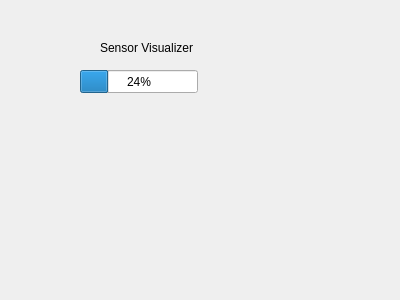
BigMacStorm/PR2_hapticSensorResearch, file rqt_pr2_hand_syntouch_sensor_interface/resource/sensorvisualizer.ui: the form before one commit.
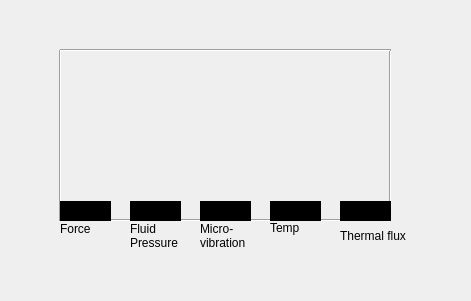
The form after the commit.

Commit message: added sensor visualizer

What changed in the file:
```diff
--- a/rqt_pr2_hand_syntouch_sensor_interface/resource/sensorvisualizer.ui
+++ b/rqt_pr2_hand_syntouch_sensor_interface/resource/sensorvisualizer.ui
@@ -6,37 +6,230 @@
    <rect>
     <x>0</x>
     <y>0</y>
-    <width>400</width>
-    <height>300</height>
+    <width>471</width>
+    <height>301</height>
    </rect>
   </property>
   <property name="windowTitle">
    <string>Dialog</string>
   </property>
-  <widget class="QLabel" name="label">
+  <widget class="Line" name="line">
    <property name="geometry">
     <rect>
-     <x>100</x>
+     <x>50</x>
+     <y>50</y>
+     <width>20</width>
+     <height>171</height>
+    </rect>
+   </property>
+   <property name="orientation">
+    <enum>Qt::Vertical</enum>
+   </property>
+  </widget>
+  <widget class="Line" name="line_2">
+   <property name="geometry">
+    <rect>
+     <x>380</x>
+     <y>50</y>
+     <width>20</width>
+     <height>171</height>
+    </rect>
+   </property>
+   <property name="orientation">
+    <enum>Qt::Vertical</enum>
+   </property>
+  </widget>
+  <widget class="Line" name="line_3">
+   <property name="geometry">
+    <rect>
+     <x>60</x>
      <y>40</y>
-     <width>131</width>
+     <width>331</width>
+     <height>20</height>
+    </rect>
+   </property>
+   <property name="orientation">
+    <enum>Qt::Horizontal</enum>
+   </property>
+  </widget>
+  <widget class="Line" name="line_4">
+   <property name="geometry">
+    <rect>
+     <x>60</x>
+     <y>210</y>
+     <width>331</width>
+     <height>20</height>
+    </rect>
+   </property>
+   <property name="orientation">
+    <enum>Qt::Horizontal</enum>
+   </property>
+  </widget>
+  <widget class="QPushButton" name="ForceBar">
+   <property name="geometry">
+    <rect>
+     <x>60</x>
+     <y>201</y>
+     <width>51</width>
+     <height>20</height>
+    </rect>
+   </property>
+   <property name="styleSheet">
+    <string notr="true">background-color:black;
+border:none;
+</string>
+   </property>
+   <property name="text">
+    <string/>
+   </property>
+  </widget>
+  <widget class="QPushButton" name="FluidPressureBar">
+   <property name="geometry">
+    <rect>
+     <x>130</x>
+     <y>201</y>
+     <width>51</width>
+     <height>20</height>
+    </rect>
+   </property>
+   <property name="styleSheet">
+    <string notr="true">background-color:black;
+border:none;
+</string>
+   </property>
+   <property name="text">
+    <string/>
+   </property>
+  </widget>
+  <widget class="QPushButton" name="MicroVibrationBar">
+   <property name="geometry">
+    <rect>
+     <x>200</x>
+     <y>201</y>
+     <width>51</width>
+     <height>20</height>
+    </rect>
+   </property>
+   <property name="styleSheet">
+    <string notr="true">background-color:black;
+border:none;
+</string>
+   </property>
+   <property name="text">
+    <string/>
+   </property>
+  </widget>
+  <widget class="QPushButton" name="TemperatureBar">
+   <property name="geometry">
+    <rect>
+     <x>270</x>
+     <y>201</y>
+     <width>51</width>
+     <height>20</height>
+    </rect>
+   </property>
+   <property name="styleSheet">
+    <string notr="true">background-color:black;
+border:none;
+</string>
+   </property>
+   <property name="text">
+    <string/>
+   </property>
+  </widget>
+  <widget class="QPushButton" name="ThermalFluxBar">
+   <property name="geometry">
+    <rect>
+     <x>340</x>
+     <y>201</y>
+     <width>51</width>
+     <height>20</height>
+    </rect>
+   </property>
+   <property name="styleSheet">
+    <string notr="true">background-color:black;
+border:none;
+</string>
+   </property>
+   <property name="text">
+    <string/>
+   </property>
+  </widget>
+  <widget class="QLabel" name="label">
+   <property name="geometry">
+    <rect>
+     <x>60</x>
+     <y>220</y>
+     <width>41</width>
+     <height>17</height>
+    </rect>
+   </property>
+   <property name="text">
+    <string>Force</string>
+   </property>
+  </widget>
+  <widget class="QLabel" name="label_2">
+   <property name="geometry">
+    <rect>
+     <x>130</x>
+     <y>220</y>
+     <width>61</width>
+     <height>31</height>
+    </rect>
+   </property>
+   <property name="text">
+    <string>Fluid Pressure</string>
+   </property>
+   <property name="wordWrap">
+    <bool>true</bool>
+   </property>
+  </widget>
+  <widget class="QLabel" name="label_3">
+   <property name="geometry">
+    <rect>
+     <x>200</x>
+     <y>220</y>
+     <width>61</width>
+     <height>31</height>
+    </rect>
+   </property>
+   <property name="text">
+    <string>Micro- vibration</string>
+   </property>
+   <property name="wordWrap">
+    <bool>true</bool>
+   </property>
+  </widget>
+  <widget class="QLabel" name="label_4">
+   <property name="geometry">
+    <rect>
+     <x>270</x>
+     <y>220</y>
+     <width>51</width>
      <height>16</height>
     </rect>
    </property>
    <property name="text">
-    <string>Sensor Visualizer</string>
+    <string>Temp</string>
+   </property>
+   <property name="wordWrap">
+    <bool>true</bool>
    </property>
   </widget>
-  <widget class="QProgressBar" name="graphPlaceholder">
+  <widget class="QLabel" name="label_5">
    <property name="geometry">
     <rect>
-     <x>80</x>
-     <y>70</y>
-     <width>118</width>
-     <height>23</height>
+     <x>340</x>
+     <y>220</y>
+     <width>71</width>
+     <height>31</height>
     </rect>
    </property>
-   <property name="value">
-    <number>24</number>
+   <property name="text">
+    <string>Thermal flux</string>
+   </property>
+   <property name="wordWrap">
+    <bool>true</bool>
    </property>
   </widget>
  </widget>
```
The commit also changes 3 other files.
